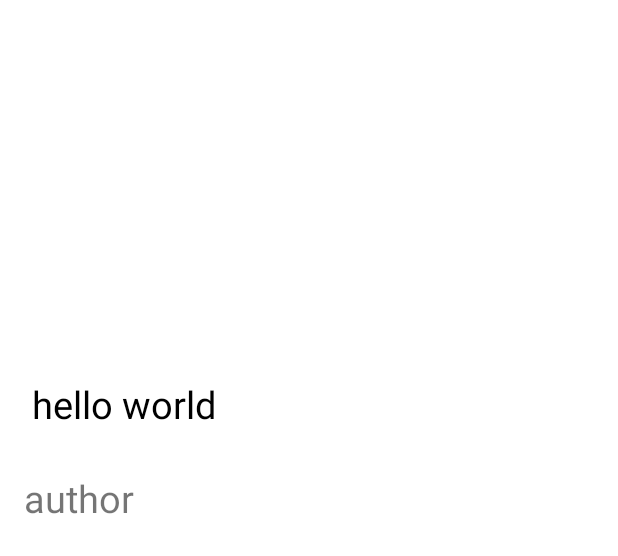
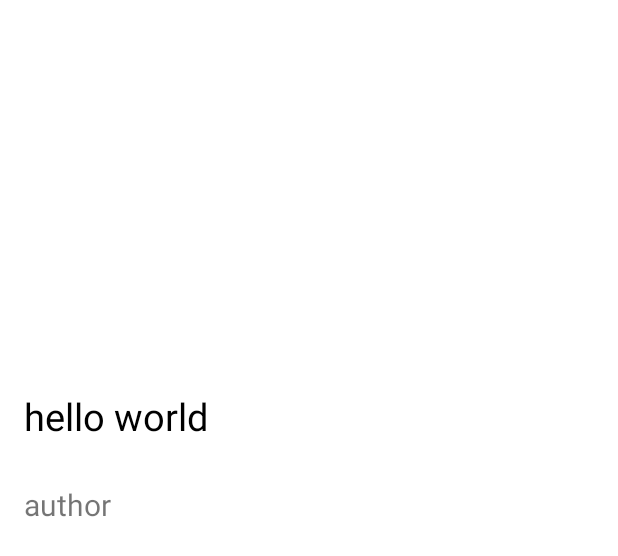
Before and after one commit to akp2609/tazakhabar_android_app, an Android app: the layout news_recycler_view.xml on its own in the app's theme, with its tools: preview values and no code run, on a phone screen of 412 x 824 dp. Shown: the top 556 px of the screen. Run offline under Robolectric (Android 15) with nearby library versions, the phone set to English and light mode, and no system bars; network calls fail.

Commit message:
commit version 2.0

```diff
--- a/app/src/main/res/layout/news_recycler_view.xml
+++ b/app/src/main/res/layout/news_recycler_view.xml
@@ -19,18 +19,17 @@
 
     <TextView
         android:id="@+id/newsid"
-        android:layout_width="0dp"
+        android:layout_width="match_parent"
         android:layout_height="wrap_content"
-        android:layout_marginTop="28dp"
-        android:layout_marginEnd="252dp"
+        android:layout_marginTop="36dp"
+        android:layout_marginEnd="228dp"
         android:ellipsize="end"
         android:maxLines="2"
         android:text="@string/hello_world"
         android:textColor="#000000"
         android:textSize="25sp"
         app:layout_constraintEnd_toEndOf="parent"
-        app:layout_constraintLeft_toLeftOf="parent"
-        app:layout_constraintRight_toRightOf="parent"
+        app:layout_constraintStart_toStartOf="parent"
         app:layout_constraintTop_toBottomOf="@id/newsimg" />
 
     <TextView
@@ -39,7 +38,7 @@
         android:layout_height="wrap_content"
         android:layout_marginTop="28dp"
         android:text="author"
-        android:textSize="25sp"
+        android:textSize="20sp"
         app:layout_constraintLeft_toLeftOf="parent"
         app:layout_constraintRight_toRightOf="parent"
         app:layout_constraintTop_toBottomOf="@id/newsid" />
```
